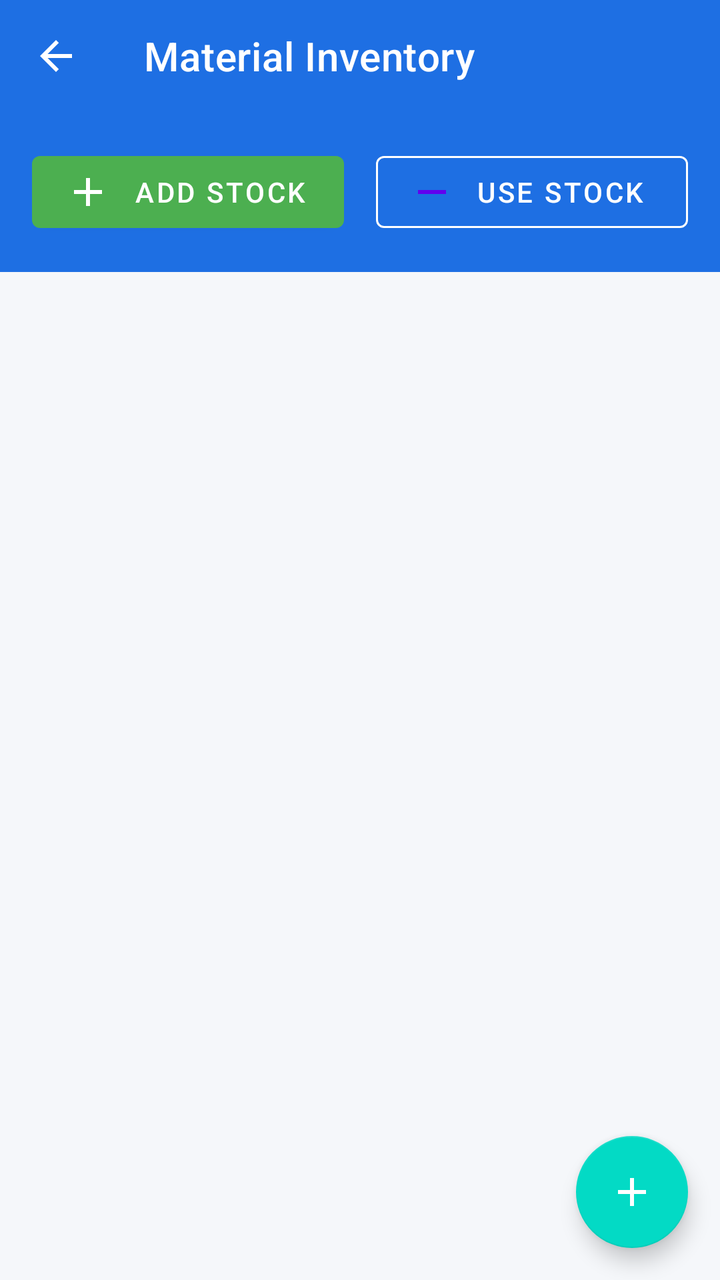
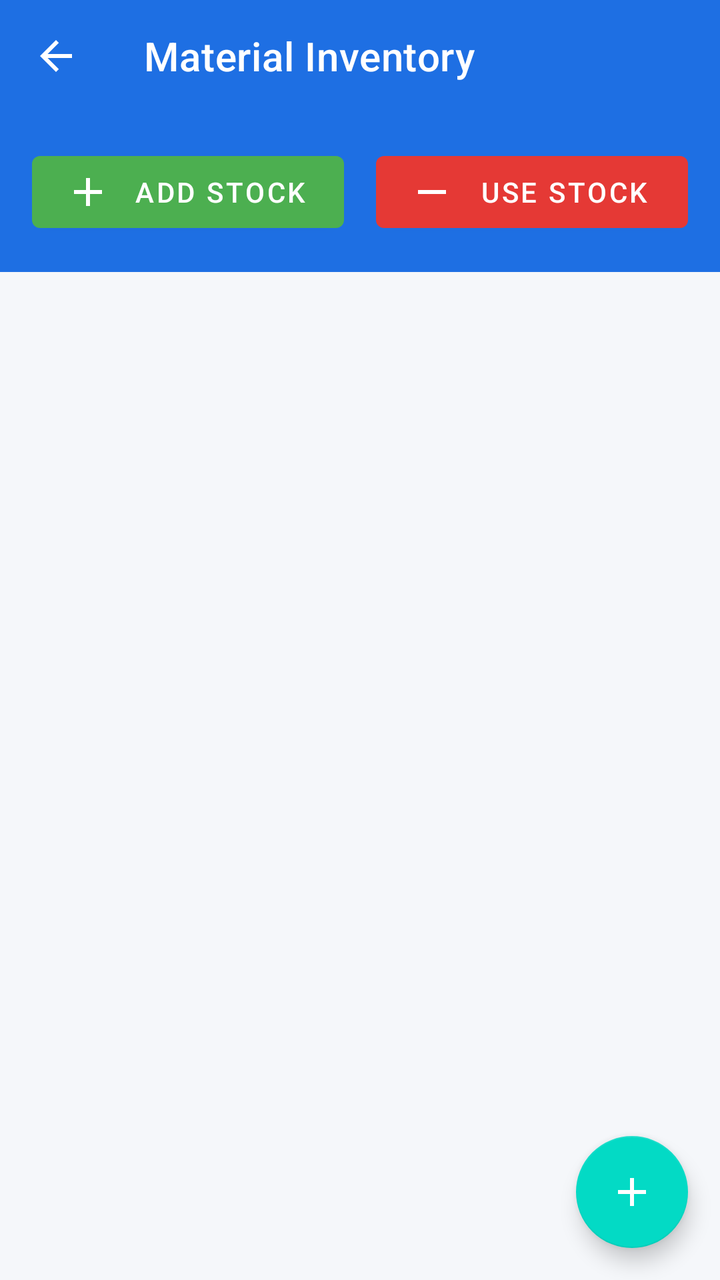

An Android layout rendered at two revisions. The XML below is the earlier revision; the diff shows what the commit changed to produce the second picture.
<!-- AndroidManifest.xml: application theme Theme.ProBuilder -->
<!-- res/layout/activity_material_inventory.xml -->
<?xml version="1.0" encoding="utf-8"?>
<RelativeLayout xmlns:android="http://schemas.android.com/apk/res/android"
    xmlns:app="http://schemas.android.com/apk/res-auto"
    xmlns:tools="http://schemas.android.com/tools"
    android:layout_width="match_parent"
    android:layout_height="match_parent"
    android:background="#F5F7FA"
    tools:context=".MaterialInventoryActivity">

    <com.google.android.material.appbar.AppBarLayout
        android:id="@+id/appBarLayout"
        android:layout_width="match_parent"
        android:layout_height="wrap_content"
        android:background="#1E6FE3">

        <androidx.appcompat.widget.Toolbar
            android:id="@+id/toolbar"
            android:layout_width="match_parent"
            android:layout_height="?attr/actionBarSize"
            app:navigationIcon="@drawable/ic_arrow_back"
            app:title="Material Inventory"
            app:titleTextColor="@android:color/white" />

        <LinearLayout
            android:layout_width="match_parent"
            android:layout_height="wrap_content"
            android:orientation="horizontal"
            android:padding="16dp">

            <com.google.android.material.button.MaterialButton
                android:id="@+id/btnAddStock"
                android:layout_width="0dp"
                android:layout_height="wrap_content"
                android:layout_weight="1"
                android:layout_marginEnd="8dp"
                android:text="Add Stock"
                app:icon="@drawable/ic_add"
                app:backgroundTint="#4CAF50"/>

            <com.google.android.material.button.MaterialButton
                android:id="@+id/btnUseStock"
                style="@style/Widget.MaterialComponents.Button.OutlinedButton"
                android:layout_width="0dp"
                android:layout_height="wrap_content"
                android:layout_marginStart="8dp"
                android:layout_weight="1"
                android:text="Use Stock"
                app:icon="@drawable/ic_remove"
                app:strokeColor="@android:color/white"
                android:textColor="@android:color/white"/>
        </LinearLayout>

    </com.google.android.material.appbar.AppBarLayout>

    <androidx.recyclerview.widget.RecyclerView
        android:id="@+id/rvMaterials"
        android:layout_width="match_parent"
        android:layout_height="match_parent"
        android:layout_below="@id/appBarLayout"
        android:paddingTop="8dp"
        android:clipToPadding="false"
        tools:listitem="@layout/item_material" />

    <com.google.android.material.floatingactionbutton.FloatingActionButton
        android:id="@+id/fabAddNewMaterial"
        android:layout_width="wrap_content"
        android:layout_height="wrap_content"
        android:layout_alignParentEnd="true"
        android:layout_alignParentBottom="true"
        android:layout_margin="16dp"
        android:src="@drawable/ic_add"
        app:tint="@android:color/white" />

</RelativeLayout>
<!-- res/layout/item_material.xml (included above) -->
<?xml version="1.0" encoding="utf-8"?>
<com.google.android.material.card.MaterialCardView xmlns:android="http://schemas.android.com/apk/res/android"
    xmlns:app="http://schemas.android.com/apk/res-auto"
    android:layout_width="match_parent"
    android:layout_height="wrap_content"
    android:layout_marginHorizontal="12dp"
    android:layout_marginVertical="6dp"
    app:cardCornerRadius="12dp"
    app:cardElevation="2dp"
    app:strokeWidth="0dp">

    <RelativeLayout
        android:layout_width="match_parent"
        android:layout_height="wrap_content">

        <View
            android:id="@+id/status_border"
            android:layout_width="5dp"
            android:layout_height="match_parent"
            android:layout_alignTop="@id/content_layout"
            android:layout_alignBottom="@id/content_layout"
            android:background="#E53935" />

        <LinearLayout
            android:id="@+id/content_layout"
            android:layout_width="match_parent"
            android:layout_height="wrap_content"
            android:orientation="vertical"
            android:paddingStart="16dp"
            android:paddingTop="12dp"
            android:paddingEnd="16dp"
            android:paddingBottom="12dp">

            <RelativeLayout
                android:layout_width="match_parent"
                android:layout_height="wrap_content">

                <TextView
                    android:id="@+id/tvMaterialName"
                    android:layout_width="wrap_content"
                    android:layout_height="wrap_content"
                    android:layout_alignParentStart="true"
                    android:text="Cement Bags"
                    android:textColor="@android:color/black"
                    android:textSize="16sp"
                    android:textStyle="bold" />

                <ImageView
                    android:id="@+id/ivWarning"
                    android:layout_width="18dp"
                    android:layout_height="18dp"
                    android:layout_alignParentEnd="true"
                    android:layout_centerVertical="true"
                    android:src="@drawable/ic_warning" 
                    app:tint="#FDD835" />

            </RelativeLayout>

            <TextView
                android:id="@+id/tvMinStock"
                android:layout_width="wrap_content"
                android:layout_height="wrap_content"
                android:layout_marginTop="4dp"
                android:text="Min Stock: 50 bags"
                android:textSize="12sp" />

            <RelativeLayout
                android:layout_width="match_parent"
                android:layout_height="wrap_content"
                android:layout_marginTop="8dp">

                <TextView
                    android:id="@+id/tvCurrentStock"
                    android:layout_width="wrap_content"
                    android:layout_height="wrap_content"
                    android:layout_alignParentStart="true"
                    android:layout_centerVertical="true"
                    android:text="Current: 15 bags"
                    android:textColor="@android:color/black"
                    android:textSize="14sp" />

                <TextView
                    android:id="@+id/tvStatusLabel"
                    android:layout_width="wrap_content"
                    android:layout_height="wrap_content"
                    android:layout_alignParentEnd="true"
                    android:layout_centerVertical="true"
                    android:background="@drawable/status_critical_background" 
                    android:paddingHorizontal="10dp"
                    android:paddingVertical="4dp"
                    android:text="Critical"
                    android:textColor="@android:color/white"
                    android:textSize="12sp"
                    android:textStyle="bold" />

            </RelativeLayout>
        </LinearLayout>
    </RelativeLayout>
</com.google.android.material.card.MaterialCardView>
<!-- resources referenced by this layout -->
<resources>
  <!-- drawable ic_add (drawable) -->
  <?xml version="1.0" encoding="utf-8"?>
  <vector xmlns:android="http://schemas.android.com/apk/res/android"
      android:width="24dp"
      android:height="24dp"
      android:viewportWidth="24"
      android:viewportHeight="24"
      android:tint="@android:color/white">
      <path
          android:fillColor="@android:color/white"
          android:pathData="M19,13h-6v6h-2v-6H5v-2h6V5h2v6h6v2z" />
  </vector>
  <!-- drawable ic_arrow_back (drawable) -->
  <?xml version="1.0" encoding="utf-8"?>
  <vector xmlns:android="http://schemas.android.com/apk/res/android"
      android:width="24dp"
      android:height="24dp"
      android:viewportWidth="24"
      android:viewportHeight="24">
      <path
          android:fillColor="#FFFFFF"
          android:pathData="M20,11H7.83l5.59,-5.59L12,4l-8,8l8,8l1.41,-1.41L7.83,13H20v-2z" />
  </vector>
  <!-- drawable ic_remove (drawable) -->
  <vector xmlns:android="http://schemas.android.com/apk/res/android"
      android:width="24dp"
      android:height="24dp"
      android:viewportWidth="24"
      android:viewportHeight="24">
  
      <path
          android:fillColor="#FFFFFF"
          android:pathData="M19,13H5v-2h14v2z" />
  
  </vector>
  <!-- drawable ic_warning (drawable) -->
  <vector xmlns:android="http://schemas.android.com/apk/res/android"
      android:width="24dp"
      android:height="24dp"
      android:viewportWidth="24"
      android:viewportHeight="24">
  
      <path
          android:fillColor="#000000"
          android:pathData="M1,21h22L12,2L1,21z M13,18h-2v-2h2V18z M13,14h-2v-4h2V14z" />
  
  </vector>
  <!-- drawable status_critical_background (drawable) -->
  <?xml version="1.0" encoding="utf-8"?>
  <shape xmlns:android="http://schemas.android.com/apk/res/android"
      android:shape="rectangle">
      <solid android:color="#E53935" />
      <corners android:radius="16dp" />
  </shape>
  <style name="Theme.ProBuilder" parent="Theme.MaterialComponents.Light.NoActionBar">
          
          <item name="colorPrimary">@color/colorPrimary</item>
          <item name="colorPrimaryVariant">@color/colorPrimaryDark</item>
          <item name="colorOnPrimary">@color/white</item>
          
          <item name="colorSecondary">@color/colorAccent</item>
          <item name="colorSecondaryVariant">@color/colorAccent</item>
          <item name="colorOnSecondary">@color/white</item>
          
          <item name="android:statusBarColor">?attr/colorPrimaryVariant</item>
      </style>
  <color name="colorPrimary">#6200EE</color>
  <color name="colorPrimaryDark">#3700B3</color>
  <color name="white">#FFFFFF</color>
  <color name="colorAccent">#03DAC5</color>
</resources>

<!-- the commit's change to res/layout/activity_material_inventory.xml (unified diff, before → after) -->
@@ -39,14 +39,13 @@
 
             <com.google.android.material.button.MaterialButton
                 android:id="@+id/btnUseStock"
-                style="@style/Widget.MaterialComponents.Button.OutlinedButton"
                 android:layout_width="0dp"
                 android:layout_height="wrap_content"
                 android:layout_marginStart="8dp"
                 android:layout_weight="1"
                 android:text="Use Stock"
                 app:icon="@drawable/ic_remove"
-                app:strokeColor="@android:color/white"
+                app:backgroundTint="#E53935"
                 android:textColor="@android:color/white"/>
         </LinearLayout>
 
@@ -84,91 +83,113 @@
     app:cardElevation="2dp"
     app:strokeWidth="0dp">
 
-    <RelativeLayout
+    <androidx.constraintlayout.widget.ConstraintLayout
         android:layout_width="match_parent"
-        android:layout_height="wrap_content">
+        android:layout_height="wrap_content"
+        android:padding="12dp">
 
         <View
             android:id="@+id/status_border"
-            android:layout_width="5dp"
-            android:layout_height="match_parent"
-            android:layout_alignTop="@id/content_layout"
-            android:layout_alignBottom="@id/content_layout"
-            android:background="#E53935" />
+            android:layout_width="4dp"
+            android:layout_height="0dp"
+            android:background="#E53935"
+            android:layout_marginEnd="12dp"
+            app:layout_constraintStart_toStartOf="parent"
+            app:layout_constraintTop_toTopOf="parent"
+            app:layout_constraintBottom_toBottomOf="parent" />
 
-        <LinearLayout
-            android:id="@+id/content_layout"
-            android:layout_width="match_parent"
+        
+        <com.google.android.material.imageview.ShapeableImageView
+            android:id="@+id/ivMaterialImage"
+            android:layout_width="64dp"
+            android:layout_height="64dp"
+            android:src="@drawable/img_cement"
+            android:scaleType="centerCrop"
+            app:shapeAppearanceOverlay="@style/RoundedSquare"
+            android:layout_marginStart="12dp"
+            app:layout_constraintStart_toEndOf="@id/status_border"
+            app:layout_constraintTop_toTopOf="parent"
+            app:layout_constraintBottom_toBottomOf="parent" />
+
+        
+        <TextView
+            android:id="@+id/tvMaterialName"
+            android:layout_width="0dp"
             android:layout_height="wrap_content"
-            android:orientation="vertical"
-            android:paddingStart="16dp"
-            android:paddingTop="12dp"
-            android:paddingEnd="16dp"
-            android:paddingBottom="12dp">
+            android:layout_marginStart="16dp"
+            android:layout_marginEnd="8dp"
+            android:text="Cement Bags"
+            android:textColor="#212121"
+            android:textSize="16sp"
+            android:textStyle="bold"
+            app:layout_constraintStart_toEndOf="@id/ivMaterialImage"
+            app:layout_constraintTop_toTopOf="parent"
+            app:layout_constraintEnd_toStartOf="@id/ivWarning" />
 
-            <RelativeLayout
-                android:layout_width="match_parent"
-                android:layout_height="wrap_content">
+        
+        <ImageView
+            android:id="@+id/ivDeleteMaterial"
+            android:layout_width="24dp"
+            android:layout_height="24dp"
+            android:src="@drawable/ic_delete"
+            app:tint="#D32F2F"
+            android:layout_marginStart="8dp"
+            app:layout_constraintEnd_toEndOf="parent"
+            app:layout_constraintTop_toTopOf="@id/tvMaterialName"
+            app:layout_constraintBottom_toBottomOf="@id/tvMaterialName" />
 
-                <TextView
-                    android:id="@+id/tvMaterialName"
-                    android:layout_width="wrap_content"
-                    android:layout_height="wrap_content"
-                    android:layout_alignParentStart="true"
-                    android:text="Cement Bags"
-                    android:textColor="@android:color/black"
-                    android:textSize="16sp"
-                    android:textStyle="bold" />
+        
+        <ImageView
+            android:id="@+id/ivWarning"
+            android:layout_width="20dp"
+            android:layout_height="20dp"
+            android:src="@drawable/ic_warning"
+            app:tint="#FDD835"
+            android:visibility="gone"
+            android:layout_marginEnd="8dp"
+            app:layout_constraintEnd_toStartOf="@id/ivDeleteMaterial"
+            app:layout_constraintTop_toTopOf="@id/tvMaterialName"
+            app:layout_constraintBottom_toBottomOf="@id/tvMaterialName" />
 
-                <ImageView
-                    android:id="@+id/ivWarning"
-                    android:layout_width="18dp"
-                    android:layout_height="18dp"
-                    android:layout_alignParentEnd="true"
-                    android:layout_centerVertical="true"
-                    android:src="@drawable/ic_warning" 
-                    app:tint="#FDD835" />
+        
+        <TextView
+            android:id="@+id/tvMinStock"
+            android:layout_width="wrap_content"
+            android:layout_height="wrap_content"
+            android:layout_marginTop="4dp"
+            android:text="Min: 50 bags"
+            android:textSize="13sp"
+            android:textColor="#757575"
+            app:layout_constraintStart_toStartOf="@id/tvMaterialName"
+            app:layout_constraintTop_toBottomOf="@id/tvMaterialName" />
 
-            </RelativeLayout>
+        
+        <TextView
+            android:id="@+id/tvCurrentStock"
+            android:layout_width="wrap_content"
+            android:layout_height="wrap_content"
+            android:layout_marginTop="2dp"
+            android:text="Current: 15 bags"
+            android:textColor="#424242"
+            android:textSize="14sp"
+            app:layout_constraintStart_toStartOf="@id/tvMaterialName"
+            app:layout_constraintTop_toBottomOf="@id/tvMinStock" />
 
-            <TextView
-                android:id="@+id/tvMinStock"
-                android:layout_width="wrap_content"
-                android:layout_height="wrap_content"
-                android:layout_marginTop="4dp"
-                android:text="Min Stock: 50 bags"
-                android:textSize="12sp" />
+        
+        <TextView
+            android:id="@+id/tvStatusLabel"
+            android:layout_width="wrap_content"
+            android:layout_height="wrap_content"
+            android:background="@drawable/status_critical_background"
+            android:paddingHorizontal="8dp"
+            android:paddingVertical="2dp"
+            android:text="Critical"
+            android:textColor="@android:color/white"
+            android:textSize="12sp"
+            android:textStyle="bold"
+            android:layout_marginTop="4dp"
+            app:layout_constraintEnd_toEndOf="parent"
+            app:layout_constraintBottom_toBottomOf="parent" />
 
-            <RelativeLayout
-                android:layout_width="match_parent"
-                android:layout_height="wrap_content"
-                android:layout_marginTop="8dp">
-
-                <TextView
-                    android:id="@+id/tvCurrentStock"
-                    android:layout_width="wrap_content"
-                    android:layout_height="wrap_content"
-                    android:layout_alignParentStart="true"
-                    android:layout_centerVertical="true"
-                    android:text="Current: 15 bags"
-                    android:textColor="@android:color/black"
-                    android:textSize="14sp" />
-
-                <TextView
-                    android:id="@+id/tvStatusLabel"
-                    android:layout_width="wrap_content"
-                    android:layout_height="wrap_content"
-                    android:layout_alignParentEnd="true"
-                    android:layout_centerVertical="true"
-                    android:background="@drawable/status_critical_background" 
-                    android:paddingHorizontal="10dp"
-                    android:paddingVertical="4dp"
-                    android:text="Critical"
-                    android:textColor="@android:color/white"
-                    android:textSize="12sp"
-                    android:textStyle="bold" />
-
-            </RelativeLayout>
-        </LinearLayout>
-    </RelativeLayout>
+    </androidx.constraintlayout.widget.ConstraintLayout>
 </com.google.android.material.card.MaterialCardView>
<!-- resource entries referenced after the edit -->
@@ -1,27 +1,35 @@
 <!-- resources referenced by this layout -->
 <resources>
   <!-- drawable ic_add (drawable) -->
-  <?xml version="1.0" encoding="utf-8"?>
-  <vector xmlns:android="http://schemas.android.com/apk/res/android"
-      android:width="24dp"
-      android:height="24dp"
-      android:viewportWidth="24"
-      android:viewportHeight="24"
-      android:tint="@android:color/white">
-      <path
-          android:fillColor="@android:color/white"
-          android:pathData="M19,13h-6v6h-2v-6H5v-2h6V5h2v6h6v2z" />
-  </vector>
-  <!-- drawable ic_arrow_back (drawable) -->
-  <?xml version="1.0" encoding="utf-8"?>
   <vector xmlns:android="http://schemas.android.com/apk/res/android"
       android:width="24dp"
       android:height="24dp"
       android:viewportWidth="24"
       android:viewportHeight="24">
       <path
-          android:fillColor="#FFFFFF"
-          android:pathData="M20,11H7.83l5.59,-5.59L12,4l-8,8l8,8l1.41,-1.41L7.83,13H20v-2z" />
+          android:fillColor="#FF000000"
+          android:pathData="M19,13h-6v6h-2v-6H5v-2h6V5h2v6h6v2z"/>
+  </vector>
+  <!-- drawable ic_arrow_back (drawable) -->
+  <vector xmlns:android="http://schemas.android.com/apk/res/android"
+      android:width="24dp"
+      android:height="24dp"
+      android:viewportWidth="24"
+      android:viewportHeight="24"
+      android:autoMirrored="true">
+      <path
+          android:fillColor="#FFFFFFFF"
+          android:pathData="M20,11H7.83l5.59,-5.59L12,4l-8,8 8,8 1.41,-1.41L7.83,13H20v-2z"/>
+  </vector>
+  <!-- drawable ic_delete (drawable) -->
+  <vector xmlns:android="http://schemas.android.com/apk/res/android"
+      android:width="24dp"
+      android:height="24dp"
+      android:viewportWidth="24.0"
+      android:viewportHeight="24.0">
+      <path
+          android:fillColor="#FF000000"
+          android:pathData="M6,19c0,1.1 0.9,2 2,2h8c1.1,0 2,-0.9 2,-2V7H6v12zM19,4h-3.5l-1,-1h-5l-1,1H5v2h14V4z"/>
   </vector>
   <!-- drawable ic_remove (drawable) -->
   <vector xmlns:android="http://schemas.android.com/apk/res/android"
@@ -41,19 +49,22 @@
       android:height="24dp"
       android:viewportWidth="24"
       android:viewportHeight="24">
-  
       <path
-          android:fillColor="#000000"
-          android:pathData="M1,21h22L12,2L1,21z M13,18h-2v-2h2V18z M13,14h-2v-4h2V14z" />
-  
+          android:fillColor="#FF000000"
+          android:pathData="M1,21h22L12,2 1,21zM13,18h-2v-2h2v2zM13,14h-2v-4h2v4z"/>
   </vector>
+  <!-- drawable img_cement: png bitmap (drawable, 446487 bytes) -->
   <!-- drawable status_critical_background (drawable) -->
   <?xml version="1.0" encoding="utf-8"?>
   <shape xmlns:android="http://schemas.android.com/apk/res/android"
       android:shape="rectangle">
-      <solid android:color="#E53935" />
+      <solid android:color="#D32F2F" />
       <corners android:radius="16dp" />
   </shape>
+  <style name="RoundedSquare">
+          <item name="cornerFamily">rounded</item>
+          <item name="cornerSize">12dp</item>
+      </style>
   <style name="Theme.ProBuilder" parent="Theme.MaterialComponents.Light.NoActionBar">
           
           <item name="colorPrimary">@color/colorPrimary</item>
@@ -65,10 +76,17 @@
           <item name="colorOnSecondary">@color/white</item>
           
           <item name="android:statusBarColor">?attr/colorPrimaryVariant</item>
+          <item name="android:windowAnimationStyle">@style/WindowAnimationTransition</item>
       </style>
   <color name="colorPrimary">#6200EE</color>
   <color name="colorPrimaryDark">#3700B3</color>
   <color name="white">#FFFFFF</color>
   <color name="colorAccent">#03DAC5</color>
+  <style name="WindowAnimationTransition">
+          <item name="android:activityOpenEnterAnimation">@anim/slide_in_right</item>
+          <item name="android:activityOpenExitAnimation">@anim/slide_out_left</item>
+          <item name="android:activityCloseEnterAnimation">@anim/slide_in_left</item>
+          <item name="android:activityCloseExitAnimation">@anim/slide_out_right</item>
+      </style>
 </resources>
 
